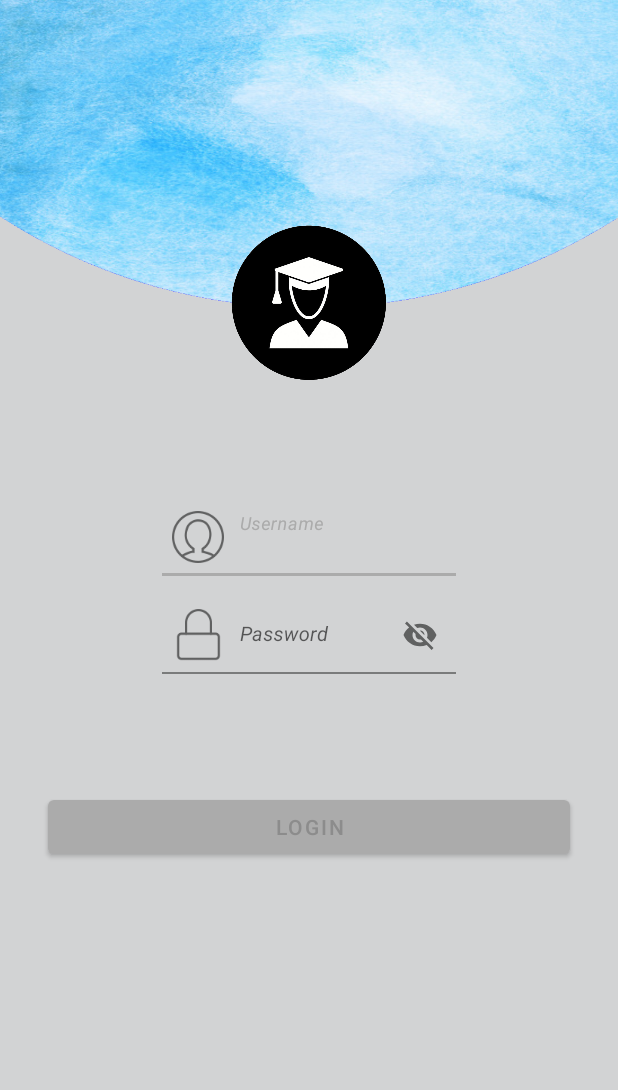
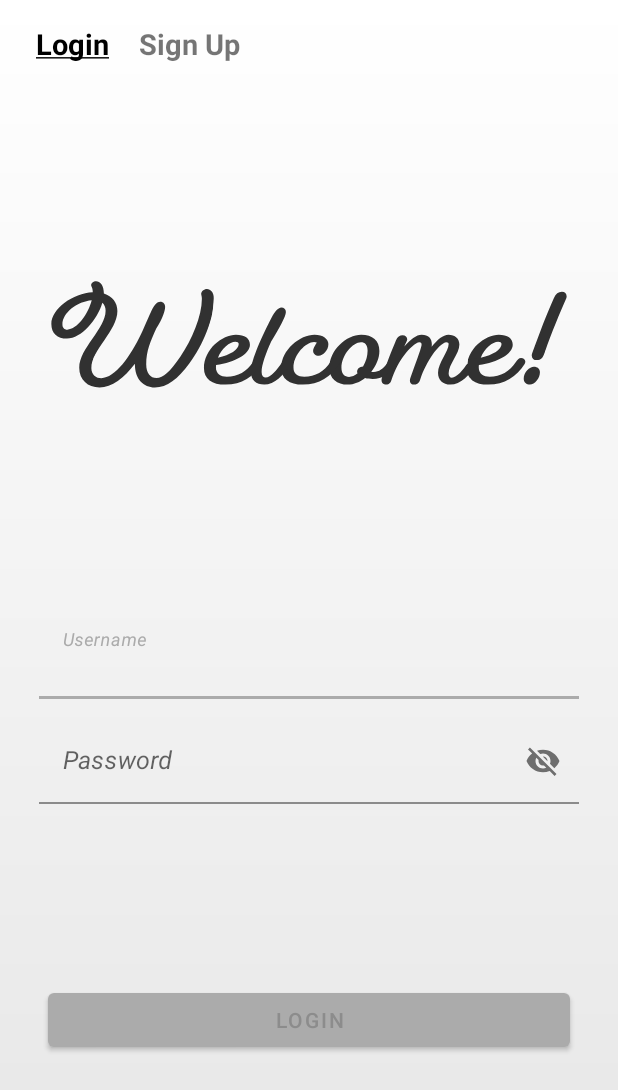
Before and after one commit to wenglok98/FYP2, an Android app: the LoginActivity screen opened directly, with no data from a screen before it, on a phone screen of 412 x 824 dp. Shown: the top 1090 px of the screen. Run offline under Robolectric (Android 15) with nearby library versions, the phone set to English and light mode, and no system bars; our stand-ins replace sdp/ssp sizes; libraries missing offline, so code that uses them is left out: com.royrodriguez.transitionbutton; plain views replace TransitionButton; 2 statements that could not run were skipped.

Commit message:
First Commit1

```diff
--- a/app/build.gradle
+++ b/app/build.gradle
@@ -39,6 +39,7 @@ dependencies {
     implementation 'me.wangyuwei:ParticleView:1.0.4'
     implementation 'org.xutils:xutils:3.9.0'
     implementation files('libs\\gson-2.8.6.jar')
+    implementation 'com.airbnb.android:lottie:3.6.0'
     implementation 'com.royrodriguez:transitionbutton:0.2.0'
     implementation platform('com.google.firebase:firebase-bom:26.4.0')
     implementation 'com.google.firebase:firebase-analytics'
--- a/app/src/main/java/com/example/fyp2/MainActivity.java
+++ b/app/src/main/java/com/example/fyp2/MainActivity.java
@@ -115,7 +115,7 @@ public class MainActivity extends AppCompatActivity {
 
             @Override
             public void onPageSelected(int position) {
-                Toast.makeText(MainActivity.this, Integer.toString(position), Toast.LENGTH_SHORT).show();
+
             }
 
             @Override
--- a/app/src/main/java/com/example/fyp2/MenuListFragment.java
+++ b/app/src/main/java/com/example/fyp2/MenuListFragment.java
@@ -42,7 +42,8 @@ View parview = vNavigation.getHeaderView(0);
         vNavigation.setNavigationItemSelectedListener(new NavigationView.OnNavigationItemSelectedListener() {
             @Override
             public boolean onNavigationItemSelected(MenuItem menuItem) {
-                Toast.makeText(getActivity(),menuItem.getTitle(),Toast.LENGTH_SHORT).show();
+
+
                 return false;
             }
         }) ;
--- /dev/null
+++ b/app/src/main/res/drawable/loginbt_bg.xml
@@ -0,0 +1,11 @@
+<?xml version="1.0" encoding="utf-8"?>
+<shape xmlns:android="http://schemas.android.com/apk/res/android"
+    android:shape="rectangle" >
+
+    <gradient
+        android:angle="270"
+        android:endColor="#e6e6e6"
+        android:startColor="@color/white"
+        android:type="linear" />
+
+</shape>
--- a/app/src/main/res/layout/activity_login.xml
+++ b/app/src/main/res/layout/activity_login.xml
@@ -3,63 +3,80 @@
     xmlns:app="http://schemas.android.com/apk/res-auto"
     xmlns:tools="http://schemas.android.com/tools"
     android:layout_width="match_parent"
-    android:background="#d2d3d4"
     android:layout_height="match_parent"
+    android:background="@drawable/loginbt_bg"
     tools:context=".LoginActivity">
 
-    <RelativeLayout
-        android:id="@+id/relativeLayout"
+
+    <TextView
+        android:id="@+id/textView"
+        android:layout_width="wrap_content"
+        android:layout_height="wrap_content"
+        android:layout_marginStart="24dp"
+        android:layout_marginTop="16dp"
+        android:text="@string/login_top"
+        android:textColor="@color/black"
+        android:textSize="@dimen/_15sdp"
+        app:layout_constraintStart_toStartOf="parent"
+        app:layout_constraintTop_toTopOf="parent" />
+
+
+    <TextView
+        android:layout_width="wrap_content"
+        android:layout_height="wrap_content"
+        android:layout_marginStart="20dp"
+        android:layout_marginTop="16dp"
+        android:text="Sign Up"
+        android:textSize="@dimen/_15sdp"
+        android:textStyle="bold"
+        app:layout_constraintStart_toEndOf="@+id/textView"
+        app:layout_constraintTop_toTopOf="parent" />
+
+
+    <com.airbnb.lottie.LottieAnimationView
+        android:id="@+id/Viewlottie"
         android:layout_width="match_parent"
-        android:layout_height="wrap_content"
-        app:layout_constraintTop_toTopOf="parent">
-
-        <ImageView
-            android:id="@+id/logintop"
-            android:layout_width="match_parent"
-            android:layout_height="250dp"
-            android:layout_alignParentTop="true"
-            android:layout_marginTop="-30dp"
-            android:src="@drawable/login_topbg" />
-
-        <ImageView
-            android:id="@+id/centerstudent"
-            android:layout_width="@dimen/_80sdp"
-            android:layout_height="@dimen/_80sdp"
-            android:layout_below="@id/logintop"
-            android:layout_centerHorizontal="true"
-            android:layout_marginTop="-70dp"
-            android:src="@drawable/smallcircle_student" />
-    </RelativeLayout>
+        android:layout_height="@dimen/_200sdp"
+        app:layout_constraintBottom_toTopOf="@+id/logintextrl"
+        app:layout_constraintStart_toStartOf="parent"
+        app:layout_constraintTop_toBottomOf="@+id/textView"
+        app:lottie_autoPlay="true"
+        app:lottie_fileName="welcome.json"
+        app:lottie_loop="true"></com.airbnb.lottie.LottieAnimationView>
 
     <RelativeLayout
         android:id="@+id/logintextrl"
         android:layout_width="match_parent"
         android:layout_height="wrap_content"
         android:gravity="center"
-        android:padding="@dimen/_60sdp"
-        app:layout_constraintTop_toBottomOf="@+id/relativeLayout">
+        android:paddingLeft="@dimen/_20sdp"
+        android:paddingRight="@dimen/_20sdp"
+        app:layout_constraintBottom_toBottomOf="parent"
+        app:layout_constraintEnd_toEndOf="parent"
+        app:layout_constraintHorizontal_bias="0.0"
+        app:layout_constraintStart_toStartOf="parent"
+        app:layout_constraintTop_toTopOf="parent"
+        app:layout_constraintVertical_bias="0.587">
 
 
         <com.google.android.material.textfield.TextInputLayout
             android:id="@+id/usernametextinputlayout"
             android:layout_width="match_parent"
+            android:layout_height="wrap_content"
 
-            android:layout_height="wrap_content"
-            android:layout_marginLeft="30dp"
-            android:layout_marginRight="30dp"
-            app:startIconDrawable="@mipmap/username">
+            >
 
 
             <com.google.android.material.textfield.TextInputEditText
                 android:id="@+id/edt_username"
                 android:layout_width="match_parent"
-                android:layout_height="@dimen/_40sdp"
-                android:background="#d2d3d4"
+                android:layout_height="wrap_content"
+                android:background="@android:color/transparent"
                 android:fontFamily="sans-serif"
 
                 android:hint="@string/username"
                 android:inputType="number"
-                android:textSize="@dimen/_10sdp"
+                android:textSize="@dimen/_13sdp"
                 android:textStyle="italic" />
         </com.google.android.material.textfield.TextInputLayout>
 
@@ -69,22 +86,21 @@
             android:layout_width="match_parent"
             android:layout_height="wrap_content"
             android:layout_below="@id/usernametextinputlayout"
-            android:layout_marginLeft="30dp"
+
             android:layout_marginTop="@dimen/_10sdp"
-            android:layout_marginRight="30dp"
-            app:endIconMode="password_toggle"
-            app:startIconDrawable="@mipmap/password">
+
+            app:endIconMode="password_toggle">
 
             <com.google.android.material.textfield.TextInputEditText
                 android:id="@+id/edt_password"
                 android:layout_width="match_parent"
-                android:layout_height="@dimen/_40sdp"
+                android:layout_height="wrap_content"
 
-                android:background="#d2d3d4"
+                android:background="@android:color/transparent"
                 android:fontFamily="sans-serif"
                 android:hint="@string/password"
                 android:inputType="textPersonName"
-                android:textSize="@dimen/_10sdp"
+                android:textSize="@dimen/_13sdp"
                 android:textStyle="italic" />
         </com.google.android.material.textfield.TextInputLayout>
     </RelativeLayout>
@@ -95,12 +111,14 @@
         android:layout_height="wrap_content"
         android:layout_marginStart="32dp"
         android:layout_marginEnd="32dp"
+
         android:text="@string/login_bt"
         android:textColor="#8c8c8c"
-        app:defaultColor="@android:color/white"
+        app:defaultColor="@color/white"
+        app:layout_constraintBottom_toBottomOf="parent"
         app:layout_constraintEnd_toEndOf="parent"
         app:layout_constraintStart_toStartOf="parent"
         app:layout_constraintTop_toBottomOf="@+id/logintextrl"
-        app:loaderColor="#8c8c8c" />
+        app:loaderColor="#a1a1a1" />
 
 </androidx.constraintlayout.widget.ConstraintLayout>
--- a/app/src/main/res/layout/fragment_home.xml
+++ b/app/src/main/res/layout/fragment_home.xml
@@ -1,14 +1,10 @@
 <?xml version="1.0" encoding="utf-8"?>
 <FrameLayout xmlns:android="http://schemas.android.com/apk/res/android"
+    xmlns:app="http://schemas.android.com/apk/res-auto"
     xmlns:tools="http://schemas.android.com/tools"
     android:layout_width="match_parent"
     android:layout_height="match_parent"
     tools:context=".HomeFragment">
 
-    <!-- TODO: Update blank fragment layout -->
-    <TextView
-        android:layout_width="match_parent"
-        android:layout_height="match_parent"
-        android:text="@string/hello_blank_fragment" />
 
 </FrameLayout>
--- a/app/src/main/res/values/strings.xml
+++ b/app/src/main/res/values/strings.xml
@@ -14,4 +14,5 @@
     <string name="username">Username</string>
     <string name="password">Password</string>
     <string name="login_bt">Login</string>
+    <string name="login_top"><b><u>Login</u></b></string>
 </resources>
```
Also changed, not shown: app/src/main/assets/welcome.json (added, +1 -0 lines).
